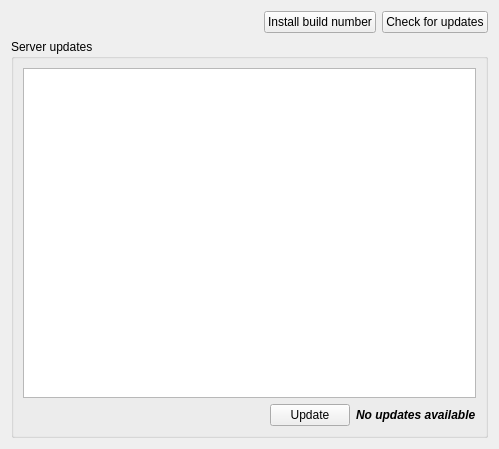
Before: the Qt Designer form client/src/ui/widgets/server_updates_widget.ui in networkoptix/nx_open, drawn with Qt 5.
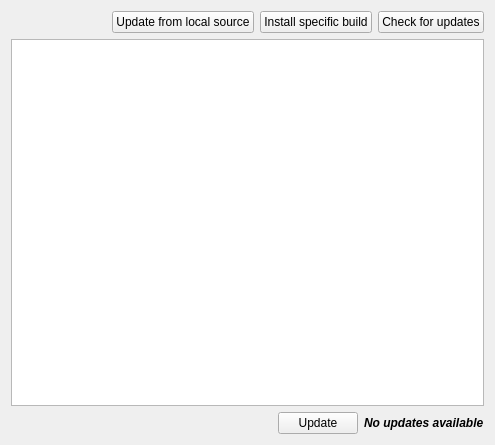
After: the same form once the commit is applied.

Commit message:
local update files checking
<==== Mercurial data ====>
Branch: auto_update

The edit to the form file:
```diff
--- a/client/src/ui/widgets/server_updates_widget.ui
+++ b/client/src/ui/widgets/server_updates_widget.ui
@@ -6,8 +6,8 @@
    <rect>
     <x>0</x>
     <y>0</y>
-    <width>499</width>
-    <height>449</height>
+    <width>495</width>
+    <height>445</height>
    </rect>
   </property>
   <layout class="QVBoxLayout" name="verticalLayout_3">
@@ -29,7 +29,14 @@
      <item>
       <widget class="QPushButton" name="installBuildNumberButton">
        <property name="text">
-        <string>Install build number</string>
+        <string>Update from local source</string>
+       </property>
+      </widget>
+     </item>
+     <item>
+      <widget class="QPushButton" name="installSpecificBuildButton">
+       <property name="text">
+        <string>Install specific build</string>
        </property>
       </widget>
      </item>
@@ -43,12 +50,6 @@
     </layout>
    </item>
    <item>
-    <widget class="QGroupBox" name="groupBox_2">
-     <property name="title">
-      <string>Server updates</string>
-     </property>
-     <layout class="QVBoxLayout" name="verticalLayout_2">
-      <item>
        <widget class="QTableView" name="tableView"/>
       </item>
       <item>
@@ -88,9 +89,6 @@
          </widget>
         </item>
        </layout>
-      </item>
-     </layout>
-    </widget>
    </item>
   </layout>
  </widget>
```
Left out of the diff: 2 changed lines with no effect on the pictures. Lines whose indentation alone changed are shown as unchanged. The commit also changes 5 other files.
